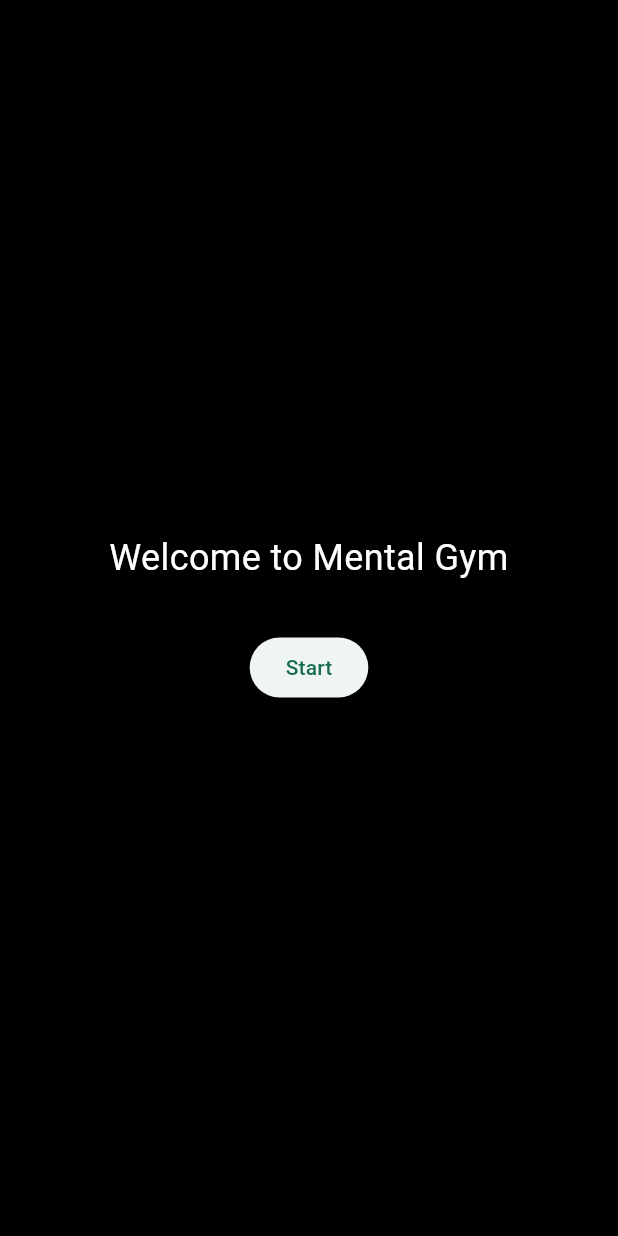
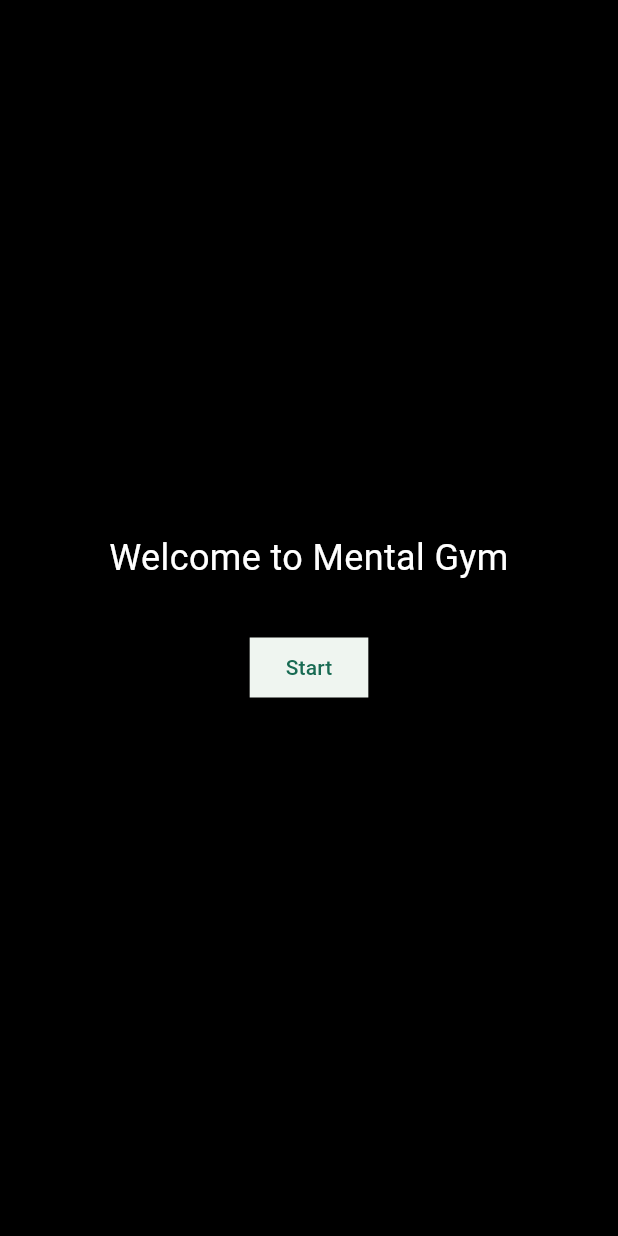
Before and after one commit to jesuseusse/bulkmind-flutter-game, a Flutter app: the OnboardingScreen screen opened by its route, on a phone screen of 412 x 824 dp. Run offline on Flutter 3.47's test engine with Material 3 defaults, Android fonts, the phone set to English and light mode, and no system bars; our stand-ins replace go_router, shared_preferences; accounts and stored records are empty.

Commit message:
feat: modify ElevatedButton Theme

```diff
--- a/lib/core/theme/app_theme.dart
+++ b/lib/core/theme/app_theme.dart
@@ -12,6 +12,14 @@ class AppTheme {
       backgroundColor: Colors.white,
       foregroundColor: Colors.black,
     ),
+    elevatedButtonTheme: ElevatedButtonThemeData(
+      style: ElevatedButton.styleFrom(
+        shape: RoundedRectangleBorder(
+          borderRadius: BorderRadius.zero,
+          side: BorderSide(color: AppColors.lightPrimary),
+        ),
+      ),
+    ),
   );
 
   static ThemeData darkTheme = ThemeData(
@@ -24,5 +32,13 @@ class AppTheme {
       backgroundColor: Color(0xFF1F1F1F),
       foregroundColor: Colors.white,
     ),
+    elevatedButtonTheme: ElevatedButtonThemeData(
+      style: ElevatedButton.styleFrom(
+        shape: RoundedRectangleBorder(
+          borderRadius: BorderRadius.circular(1),
+          side: BorderSide(color: AppColors.darkPrimary),
+        ),
+      ),
+    ),
   );
 }
--- a/lib/features/onboarding/presentation/onboarding_screen.dart
+++ b/lib/features/onboarding/presentation/onboarding_screen.dart
@@ -1,7 +1,7 @@
 import 'package:flutter/material.dart';
 import 'package:go_router/go_router.dart';
-import '../../../../core/services/launch_service.dart';
-import '../../../../l10n/app_localizations.dart';
+import 'package:mind_builder/core/services/launch_service.dart';
+import 'package:mind_builder/l10n/app_localizations.dart';
 
 class OnboardingScreen extends StatelessWidget {
   const OnboardingScreen({super.key});
@@ -29,6 +29,11 @@ class OnboardingScreen extends StatelessWidget {
               const SizedBox(height: 32),
               ElevatedButton(
                 onPressed: () => _finishOnboarding(context),
+                style: ElevatedButton.styleFrom(
+                  shape: RoundedRectangleBorder(
+                    borderRadius: BorderRadius.zero,
+                  ),
+                ),
                 child: Text(AppLocalizations.of(context)!.start),
               ),
             ],
```
Also changed, not shown: 3 other files.
